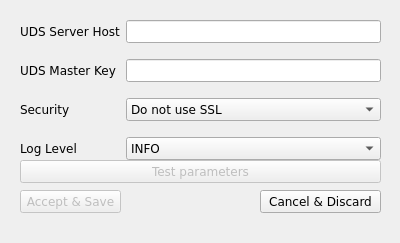
The window that actors/src/setup-dialog.ui (VirtualCable/openuds) describes before a commit, drawn with Qt 5.
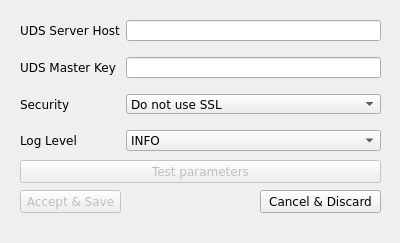
The same window after the commit.

Commit message: Fixed tipo "eror" :)

Patch:
```diff
--- a/actors/src/setup-dialog.ui
+++ b/actors/src/setup-dialog.ui
@@ -121,7 +121,7 @@
      <x>20</x>
      <y>20</y>
      <width>361</width>
-     <height>146</height>
+     <height>131</height>
     </rect>
    </property>
    <layout class="QFormLayout" name="formLayout">
@@ -207,6 +207,9 @@
       <property name="currentIndex">
        <number>1</number>
       </property>
+      <property name="frame">
+       <bool>true</bool>
+      </property>
       <item>
        <property name="text">
         <string notr="true">DEBUG</string>
```
Left out of the diff: 2 changed lines with no effect on the pictures. The commit also changes 1 other file.
